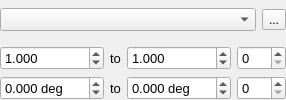
This is UIs/nInterferometry1.ui in NeutrinoToolkit/Neutrino as Qt 5 draws it before an edit. The edited form follows.
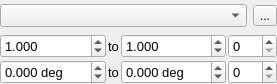
This is the edited form. Icons and pictures are not drawn.

The edit to the form file:
```diff
--- a/UIs/nInterferometry1.ui
+++ b/UIs/nInterferometry1.ui
@@ -7,7 +7,7 @@
     <x>0</x>
     <y>0</y>
     <width>277</width>
-    <height>100</height>
+    <height>84</height>
    </rect>
   </property>
   <property name="windowTitle">
@@ -17,6 +17,9 @@
    <property name="margin">
     <number>0</number>
    </property>
+   <property name="spacing">
+    <number>2</number>
+   </property>
    <item row="1" column="0">
     <widget class="QDoubleSpinBox" name="minStretch">
      <property name="font">
```
